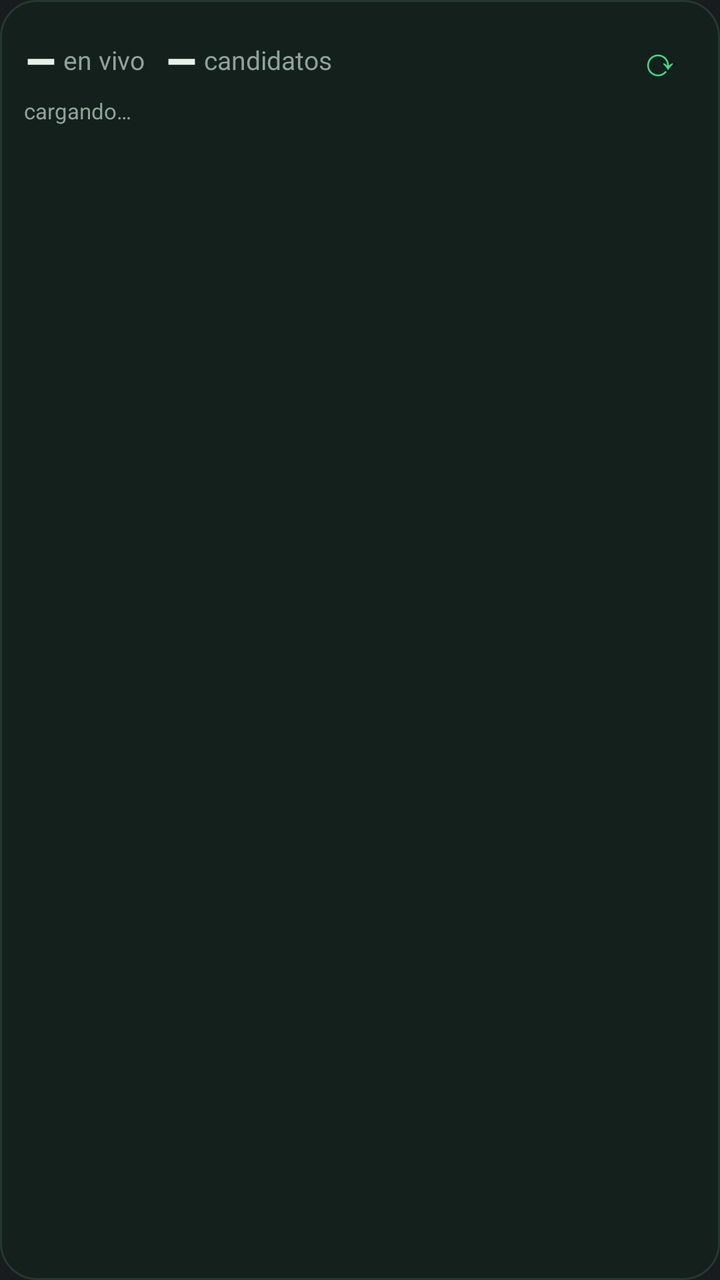
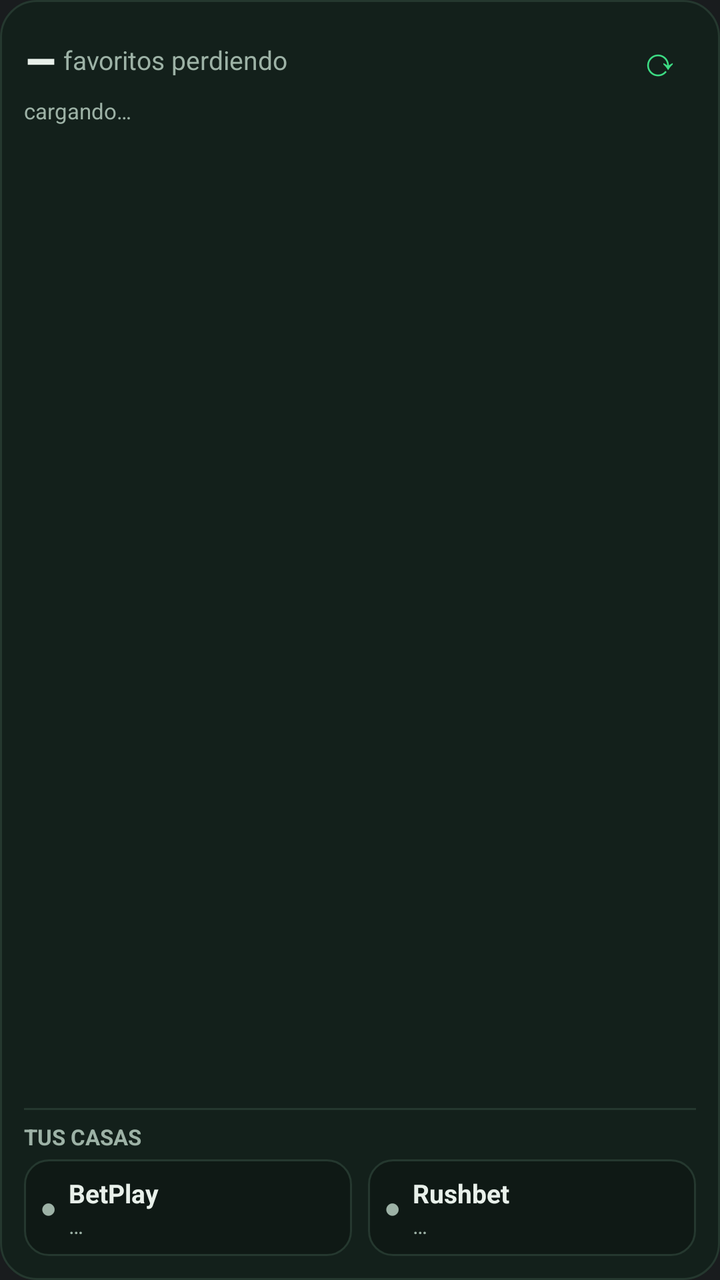

Compare the two renders of this Android layout. The source of the first and the diff that turns it into the second are given below.
<!-- AndroidManifest.xml: application theme android:Theme.DeviceDefault.NoActionBar -->
<!-- res/layout/widget.xml -->
<?xml version="1.0" encoding="utf-8"?>
<LinearLayout xmlns:android="http://schemas.android.com/apk/res/android"
    android:layout_width="match_parent" android:layout_height="match_parent"
    android:orientation="vertical" android:background="@drawable/fondo" android:padding="12dp">

    <LinearLayout android:id="@+id/cabecera"
        android:layout_width="match_parent" android:layout_height="wrap_content"
        android:orientation="horizontal" android:gravity="center_vertical">
        <TextView android:id="@+id/vivos" android:layout_width="wrap_content" android:layout_height="wrap_content"
            android:text="–" android:textColor="#E8F0EA" android:textSize="26sp" android:textStyle="bold" />
        <TextView android:layout_width="wrap_content" android:layout_height="wrap_content"
            android:text=" en vivo   " android:textColor="#8EA398" android:textSize="13sp" />
        <TextView android:id="@+id/candidatos" android:layout_width="wrap_content" android:layout_height="wrap_content"
            android:text="–" android:textColor="#E8F0EA" android:textSize="26sp" android:textStyle="bold" />
        <TextView android:layout_width="0dp" android:layout_weight="1" android:layout_height="wrap_content"
            android:text=" candidatos" android:textColor="#8EA398" android:textSize="13sp" />
        <TextView android:id="@+id/actualizar" android:layout_width="36dp" android:layout_height="36dp"
            android:gravity="center" android:text="⟳" android:textColor="#3DDC84" android:textSize="20sp" />
    </LinearLayout>

    <TextView android:id="@+id/hora" android:layout_width="match_parent" android:layout_height="wrap_content"
        android:text="cargando…" android:textColor="#8EA398" android:textSize="11sp" android:paddingBottom="6dp" />

    <ListView android:id="@+id/lista" android:layout_width="match_parent" android:layout_height="0dp"
        android:layout_weight="1" android:divider="@null" android:dividerHeight="0dp" />

    <TextView android:id="@+id/lista_simple" android:layout_width="match_parent" android:layout_height="0dp"
        android:layout_weight="1" android:textColor="#E8F0EA" android:textSize="12sp" android:visibility="gone" />

    <TextView android:id="@+id/vacio" android:layout_width="match_parent" android:layout_height="wrap_content"
        android:text="Sin partidos en vivo en el último radar" android:textColor="#8EA398"
        android:textSize="12sp" android:visibility="gone" />
</LinearLayout>
<!-- resources referenced by this layout -->
<resources>
  <!-- drawable fondo (drawable) -->
  <?xml version="1.0" encoding="utf-8"?>
  <shape xmlns:android="http://schemas.android.com/apk/res/android" android:shape="rectangle">
      <solid android:color="#F014201B" />
      <corners android:radius="18dp" />
      <stroke android:width="1dp" android:color="#25382F" />
  </shape>
</resources>

<!-- the commit's change to res/layout/widget.xml (unified diff, before → after) -->
@@ -3,23 +3,20 @@
     android:layout_width="match_parent" android:layout_height="match_parent"
     android:orientation="vertical" android:background="@drawable/fondo" android:padding="12dp">
 
+    
     <LinearLayout android:id="@+id/cabecera"
         android:layout_width="match_parent" android:layout_height="wrap_content"
         android:orientation="horizontal" android:gravity="center_vertical">
         <TextView android:id="@+id/vivos" android:layout_width="wrap_content" android:layout_height="wrap_content"
             android:text="–" android:textColor="#E8F0EA" android:textSize="26sp" android:textStyle="bold" />
-        <TextView android:layout_width="wrap_content" android:layout_height="wrap_content"
-            android:text=" en vivo   " android:textColor="#8EA398" android:textSize="13sp" />
-        <TextView android:id="@+id/candidatos" android:layout_width="wrap_content" android:layout_height="wrap_content"
-            android:text="–" android:textColor="#E8F0EA" android:textSize="26sp" android:textStyle="bold" />
         <TextView android:layout_width="0dp" android:layout_weight="1" android:layout_height="wrap_content"
-            android:text=" candidatos" android:textColor="#8EA398" android:textSize="13sp" />
+            android:text=" favoritos perdiendo" android:textColor="#9DB2A6" android:textSize="13sp" />
         <TextView android:id="@+id/actualizar" android:layout_width="36dp" android:layout_height="36dp"
             android:gravity="center" android:text="⟳" android:textColor="#3DDC84" android:textSize="20sp" />
     </LinearLayout>
 
     <TextView android:id="@+id/hora" android:layout_width="match_parent" android:layout_height="wrap_content"
-        android:text="cargando…" android:textColor="#8EA398" android:textSize="11sp" android:paddingBottom="6dp" />
+        android:text="cargando…" android:textColor="#9DB2A6" android:textSize="11sp" android:paddingBottom="6dp" />
 
     <ListView android:id="@+id/lista" android:layout_width="match_parent" android:layout_height="0dp"
         android:layout_weight="1" android:divider="@null" android:dividerHeight="0dp" />
@@ -27,7 +24,41 @@
     <TextView android:id="@+id/lista_simple" android:layout_width="match_parent" android:layout_height="0dp"
         android:layout_weight="1" android:textColor="#E8F0EA" android:textSize="12sp" android:visibility="gone" />
 
-    <TextView android:id="@+id/vacio" android:layout_width="match_parent" android:layout_height="wrap_content"
-        android:text="Sin partidos en vivo en el último radar" android:textColor="#8EA398"
+    <TextView android:id="@+id/vacio" android:layout_width="match_parent" android:layout_height="0dp"
+        android:layout_weight="1" android:text="Ningún favorito va perdiendo ahora" android:textColor="#9DB2A6"
         android:textSize="12sp" android:visibility="gone" />
+
+    <View android:layout_width="match_parent" android:layout_height="1dp" android:background="#25382F"
+        android:layout_marginTop="6dp" android:layout_marginBottom="6dp" />
+
+    <TextView android:layout_width="match_parent" android:layout_height="wrap_content"
+        android:text="TUS CASAS" android:textColor="#9DB2A6" android:textSize="11sp" android:textStyle="bold"
+        android:paddingBottom="4dp" />
+
+    <LinearLayout android:layout_width="match_parent" android:layout_height="wrap_content" android:orientation="horizontal">
+        <LinearLayout android:layout_width="0dp" android:layout_weight="1" android:layout_height="wrap_content"
+            android:orientation="horizontal" android:gravity="center_vertical" android:background="@drawable/casa"
+            android:padding="8dp" android:layout_marginEnd="4dp">
+            <TextView android:id="@+id/led_betplay" android:layout_width="wrap_content" android:layout_height="wrap_content"
+                android:text="●" android:textColor="#9DB2A6" android:textSize="14sp" android:paddingEnd="6dp" />
+            <LinearLayout android:layout_width="0dp" android:layout_weight="1" android:layout_height="wrap_content" android:orientation="vertical">
+                <TextView android:layout_width="wrap_content" android:layout_height="wrap_content"
+                    android:text="BetPlay" android:textColor="#E8F0EA" android:textSize="13sp" android:textStyle="bold" />
+                <TextView android:id="@+id/estado_betplay" android:layout_width="match_parent" android:layout_height="wrap_content"
+                    android:text="…" android:maxLines="1" android:ellipsize="end" android:textColor="#9DB2A6" android:textSize="11sp" />
+            </LinearLayout>
+        </LinearLayout>
+        <LinearLayout android:layout_width="0dp" android:layout_weight="1" android:layout_height="wrap_content"
+            android:orientation="horizontal" android:gravity="center_vertical" android:background="@drawable/casa"
+            android:padding="8dp" android:layout_marginStart="4dp">
+            <TextView android:id="@+id/led_rushbet" android:layout_width="wrap_content" android:layout_height="wrap_content"
+                android:text="●" android:textColor="#9DB2A6" android:textSize="14sp" android:paddingEnd="6dp" />
+            <LinearLayout android:layout_width="0dp" android:layout_weight="1" android:layout_height="wrap_content" android:orientation="vertical">
+                <TextView android:layout_width="wrap_content" android:layout_height="wrap_content"
+                    android:text="Rushbet" android:textColor="#E8F0EA" android:textSize="13sp" android:textStyle="bold" />
+                <TextView android:id="@+id/estado_rushbet" android:layout_width="match_parent" android:layout_height="wrap_content"
+                    android:text="…" android:maxLines="1" android:ellipsize="end" android:textColor="#9DB2A6" android:textSize="11sp" />
+            </LinearLayout>
+        </LinearLayout>
+    </LinearLayout>
 </LinearLayout>
<!-- resource entries referenced after the edit -->
@@ -1,5 +1,12 @@
 <!-- resources referenced by this layout -->
 <resources>
+  <!-- drawable casa (drawable) -->
+  <?xml version="1.0" encoding="utf-8"?>
+  <shape xmlns:android="http://schemas.android.com/apk/res/android" android:shape="rectangle">
+      <solid android:color="#0F1915" />
+      <stroke android:width="1dp" android:color="#25382F" />
+      <corners android:radius="12dp" />
+  </shape>
   <!-- drawable fondo (drawable) -->
   <?xml version="1.0" encoding="utf-8"?>
   <shape xmlns:android="http://schemas.android.com/apk/res/android" android:shape="rectangle">
